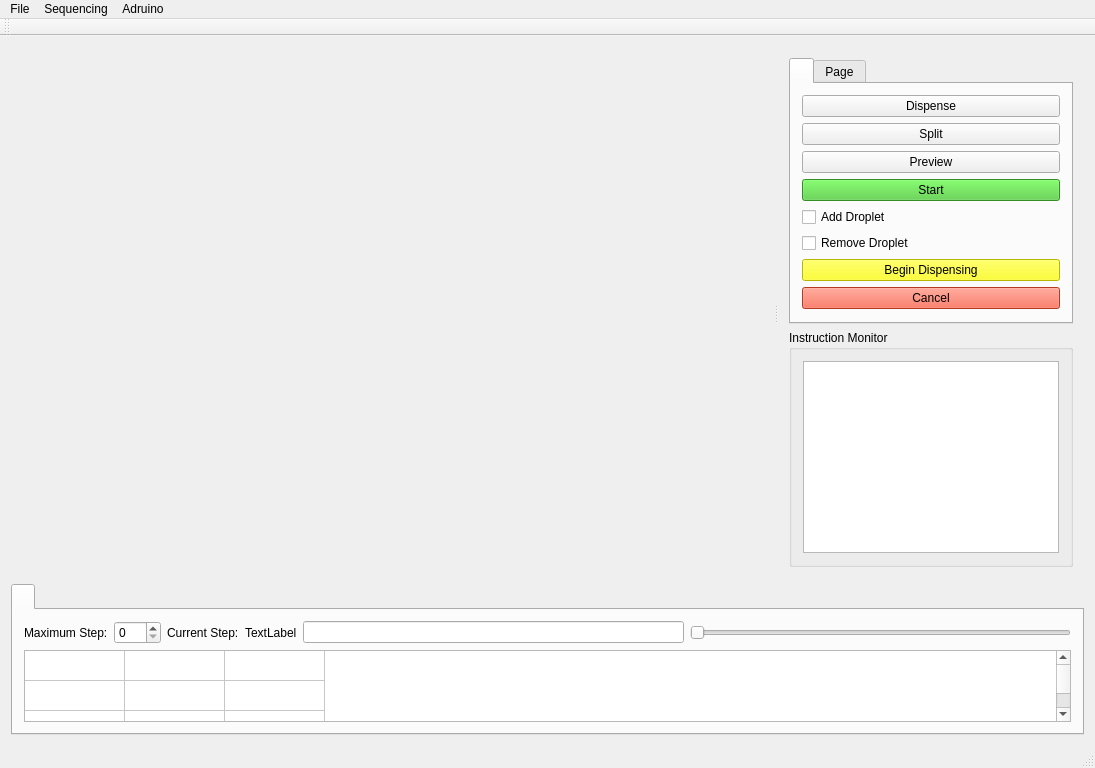
Above: GUI/mainwindow.ui from abting/Digital-Microfluidics-GUI before the change. Below: the same form after it.
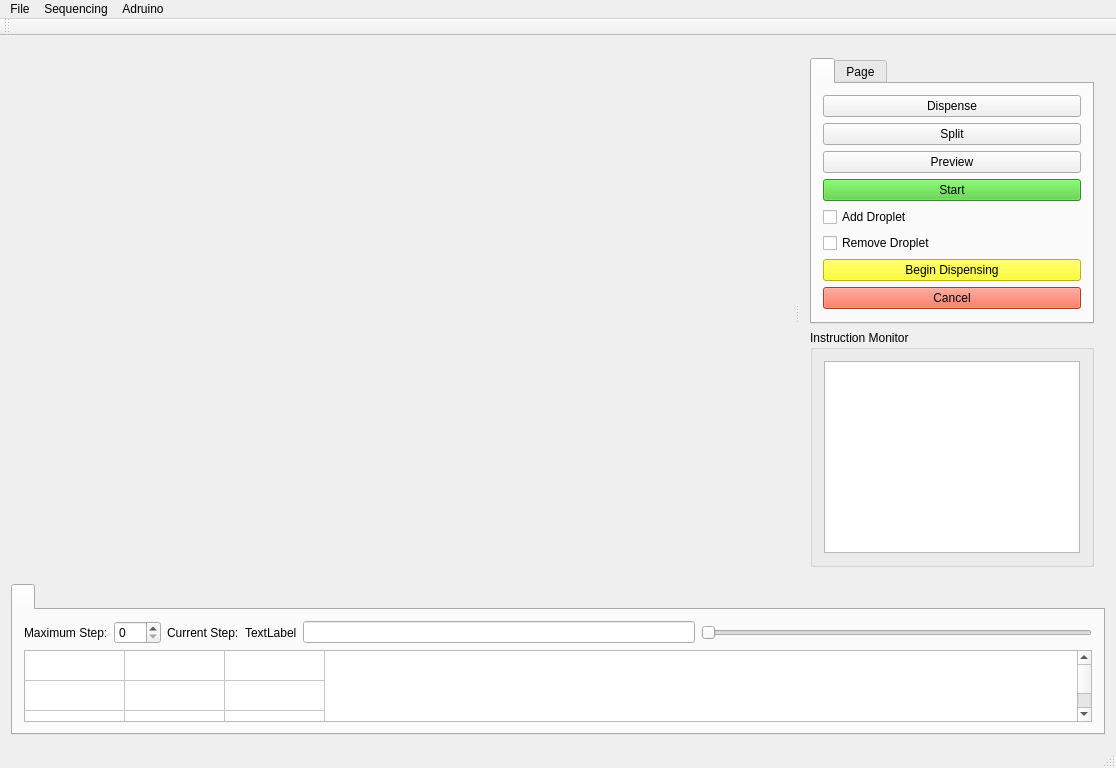
That is the form after the change.

```diff
--- a/GUI/mainwindow.ui
+++ b/GUI/mainwindow.ui
@@ -6,8 +6,8 @@
    <rect>
     <x>0</x>
     <y>0</y>
-    <width>1095</width>
-    <height>692</height>
+    <width>1116</width>
+    <height>664</height>
    </rect>
   </property>
   <property name="windowTitle">
@@ -203,19 +203,6 @@
         <string/>
        </attribute>
        <layout class="QVBoxLayout" name="verticalLayout_6">
-        <item>
-         <spacer name="verticalSpacer">
-          <property name="orientation">
-           <enum>Qt::Vertical</enum>
-          </property>
-          <property name="sizeHint" stdset="0">
-           <size>
-            <width>20</width>
-            <height>40</height>
-           </size>
-          </property>
-         </spacer>
-        </item>
         <item>
          <layout class="QVBoxLayout" name="verticalLayout_5">
           <item>
@@ -304,7 +291,7 @@
     <rect>
      <x>0</x>
      <y>0</y>
-     <width>1095</width>
+     <width>1116</width>
      <height>21</height>
     </rect>
    </property>
```
